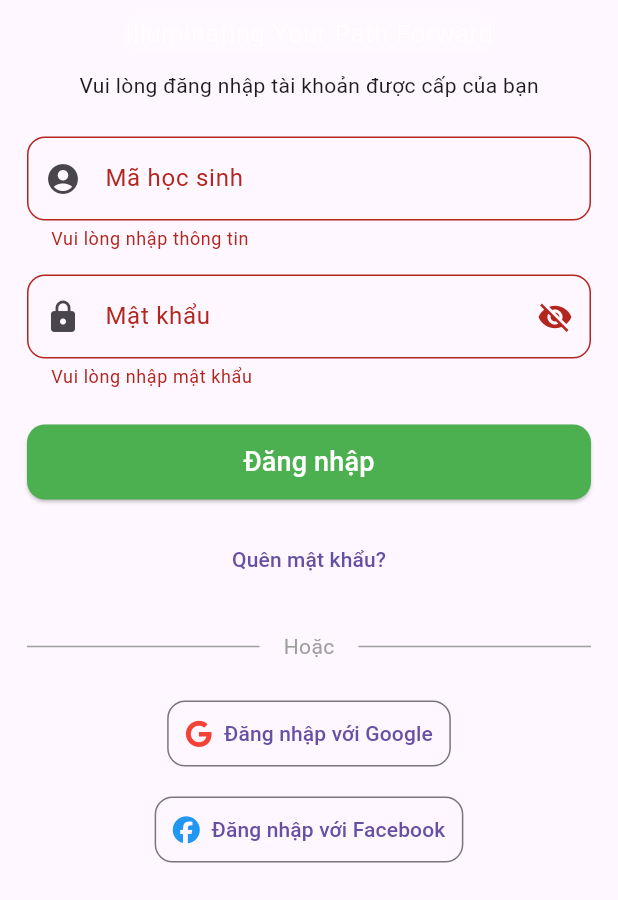
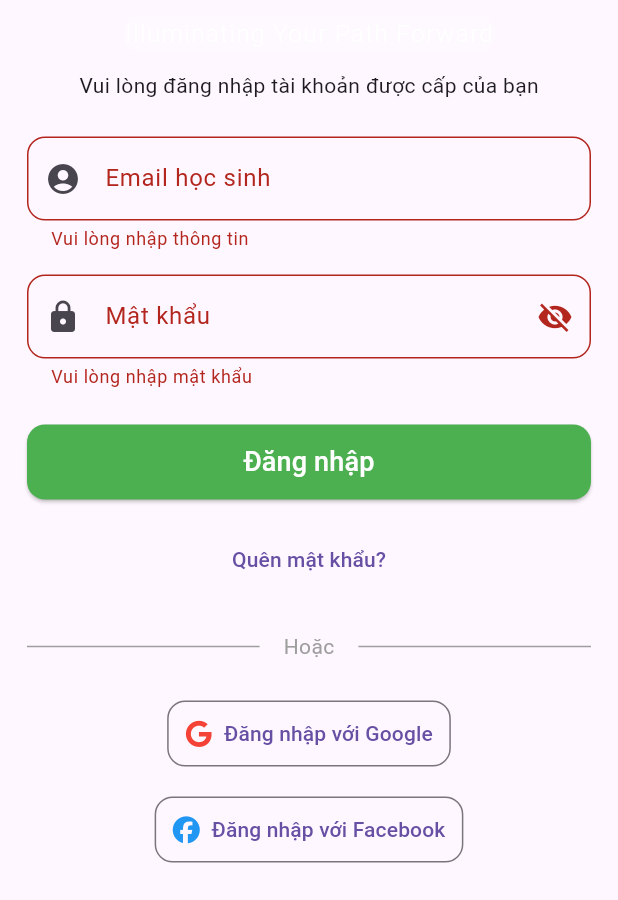
Before and after one commit to Hoangnambmt202/Bright-Signs-Edu, a Flutter app: the StudentProfile screen opened directly, scrolled down 223 dp, after a tap on "Đăng xuất", after a tap on "Đăng nhập", on a phone screen of 412 x 824 dp, the part 336-1236 px from its top. Run offline on Flutter 3.47's test engine with Material 3 defaults, Android fonts, the phone set to English and light mode, and no system bars; our stand-ins replace dio, fl_chart, flutter_dotenv, flutter_riverpod, font_awesome_flutter, youtube_player_flutter.

Commit message:
feat: Enhance authentication and API integration with new models and services, including quiz results tracking

```diff
--- /dev/null
+++ b/edu_support/lib/core/config/api_config.dart
@@ -0,0 +1,5 @@
+import 'package:flutter_dotenv/flutter_dotenv.dart';
+
+class ApiConfig {
+  static final String baseUrl = dotenv.env['API_BASE_URL'] ?? 'http://localhost:8000';
+}
--- /dev/null
+++ b/edu_support/lib/features/auth/providers/auth_provider.dart
@@ -0,0 +1,27 @@
+// lib/features/auth/providers/auth_provider.dart
+import 'package:flutter_riverpod/flutter_riverpod.dart';
+import 'package:Bright_Signs/features/auth/repository/auth_repository.dart';
+
+final authRepositoryProvider = Provider((ref) => AuthRepository());
+
+final authControllerProvider =
+    StateNotifierProvider<AuthController, AsyncValue<Map<String, dynamic>>>(
+  (ref) => AuthController(ref.watch(authRepositoryProvider)),
+);
+
+class AuthController extends StateNotifier<AsyncValue<Map<String, dynamic>>> {
+  final AuthRepository _repository;
+
+  AuthController(this._repository) : super(const AsyncData({}));
+
+  Future<void> login(String email, String password) async {
+    state = const AsyncLoading();
+    try {
+      final result = await _repository.login(email: email, password: password);
+      state = AsyncData(result);
+
+    } catch (e, st) {
+      state = AsyncError(e, st);
+    }
+  }
+}
--- a/edu_support/lib/features/auth/screens/login_screen.dart
+++ b/edu_support/lib/features/auth/screens/login_screen.dart
@@ -1,55 +1,92 @@
+
+import 'package:flutter/material.dart';
+import 'package:font_awesome_flutter/font_awesome_flutter.dart';
+import 'package:flutter_riverpod/flutter_riverpod.dart';
+
+
+import 'package:Bright_Signs/routes/app_routes.dart';
 import 'package:Bright_Signs/core/widgets/app_logo.dart';
+import 'package:Bright_Signs/features/auth/providers/auth_provider.dart';
 import 'package:Bright_Signs/features/auth/screens/parent_signup_screen.dart';
 import 'package:Bright_Signs/features/auth/screens/student_signup_screen.dart';
-import 'package:font_awesome_flutter/font_awesome_flutter.dart';
-import 'package:flutter/material.dart';
-import '../../../routes/app_routes.dart';
 
-class LoginScreen extends StatefulWidget {
+class LoginScreen extends ConsumerStatefulWidget {
   final String role; // "parent" hoặc "student"
   const LoginScreen({super.key, required this.role});
 
   @override
-  State<LoginScreen> createState() => _LoginScreenState();
+  ConsumerState<LoginScreen> createState() => _LoginScreenState();
 }
 
-class _LoginScreenState extends State<LoginScreen> {
+class _LoginScreenState extends ConsumerState<LoginScreen> {
   final _formKey = GlobalKey<FormState>();
-  final TextEditingController _usernameController = TextEditingController();
+  final TextEditingController _emailController = TextEditingController();
   final TextEditingController _passwordController = TextEditingController();
   bool _obscurePassword = true;
-  bool _isLoading = false; // ✅ Thêm biến loading
 
+  //login function
   Future<void> _login() async {
-    if (!_formKey.currentState!.validate()) return;
+  if (!_formKey.currentState!.validate()) return;
 
-    setState(() => _isLoading = true);
+  final email = _emailController.text.trim();
+  final password = _passwordController.text.trim();
 
-    try {
-      // ⚙️ Giả lập API call (delay 2s)
-      await Future.delayed(const Duration(seconds: 2));
+  // 🟡 Thông báo đang đăng nhập
+  ScaffoldMessenger.of(context).showSnackBar(
+    const SnackBar(content: Text("Đang đăng nhập...")),
+  );
 
-      // TODO: Gọi API login thật tại đây và lấy role từ response
+  try {
+    await ref.read(authControllerProvider.notifier).login(email, password);
+    final state = ref.read(authControllerProvider);
 
-      if (widget.role == "student") {
+    if (state is AsyncData) {
+      final data = state.value;
+      final role = data?['data']?['user']?['role'] ?? widget.role;
+
+      ScaffoldMessenger.of(context).hideCurrentSnackBar();
+      ScaffoldMessenger.of(context).showSnackBar(
+        const SnackBar(content: Text("Đăng nhập thành công!"), backgroundColor: Colors.green,),
+      );
+
+      if (role == 'student') {
         Navigator.pushReplacementNamed(context, AppRoutes.studentMain);
-      } else if (widget.role == "parent") {
+      } else if (role == 'parent') {
         Navigator.pushReplacementNamed(context, AppRoutes.parentMain);
-      } else if (widget.role == "teacher") {
+      } else if (role == 'teacher') {
         Navigator.pushReplacementNamed(context, AppRoutes.teacherMain);
       }
-    } catch (e) {
-      // ⚠️ Hiển thị lỗi nếu cần
+    } else if (state is AsyncError) {
+      // 🟥 Hiển thị lỗi rõ ràng
+      ScaffoldMessenger.of(context).hideCurrentSnackBar();
       ScaffoldMessenger.of(context).showSnackBar(
-        SnackBar(content: Text("Đăng nhập thất bại: $e")),
+        SnackBar(
+          content: Text(
+            "Đăng nhập thất bại: ${state.error.toString()}",
+            style: const TextStyle(color: Colors.white),
+          ),
+          backgroundColor: Colors.red,
+        ),
       );
-    } finally {
-      setState(() => _isLoading = false);
     }
+  } catch (e) {
+    // 🟥 Bắt lỗi bất ngờ (network, JSON, ... )
+    ScaffoldMessenger.of(context).hideCurrentSnackBar();
+    ScaffoldMessenger.of(context).showSnackBar(
+      SnackBar(
+        content: Text("Đăng nhập thất bại: ${e.toString()}"),
+        backgroundColor: Colors.red,
+      ),
+    );
   }
+}
+
+
 
   @override
   Widget build(BuildContext context) {
+    final authState = ref.watch(authControllerProvider);
+    final isLoading = authState is AsyncLoading;
     final isParent = widget.role == "parent";
 
     return Scaffold(
@@ -85,16 +122,17 @@ class _LoginScreenState extends State<LoginScreen> {
 
               // Username
               TextFormField(
-                controller: _usernameController,
+                controller: _emailController,
                 decoration: InputDecoration(
-                  labelText: isParent ? "Email phụ huynh" : "Mã học sinh",
+                  labelText: isParent ? "Email phụ huynh" : "Email học sinh",
                   border: OutlineInputBorder(
                     borderRadius: BorderRadius.circular(12),
                   ),
                   prefixIcon: const Icon(Icons.account_circle),
                 ),
-                validator: (value) =>
-                    (value == null || value.isEmpty) ? "Vui lòng nhập thông tin" : null,
+                validator: (value) => (value == null || value.isEmpty)
+                    ? "Vui lòng nhập thông tin"
+                    : null,
               ),
               const SizedBox(height: 16),
 
@@ -119,8 +157,9 @@ class _LoginScreenState extends State<LoginScreen> {
                     },
                   ),
                 ),
-                validator: (value) =>
-                    (value == null || value.isEmpty) ? "Vui lòng nhập mật khẩu" : null,
+                validator: (value) => (value == null || value.isEmpty)
+                    ? "Vui lòng nhập mật khẩu"
+                    : null,
               ),
 
               const SizedBox(height: 24),
@@ -129,13 +168,17 @@ class _LoginScreenState extends State<LoginScreen> {
                 height: 50,
                 child: ElevatedButton(
                   style: ElevatedButton.styleFrom(
-                    backgroundColor: isParent ? Colors.deepOrange : Colors.green,
+                    backgroundColor: isParent
+                        ? Colors.deepOrange
+                        : Colors.green,
                     shape: RoundedRectangleBorder(
                       borderRadius: BorderRadius.circular(12),
                     ),
                   ),
-                  onPressed: _isLoading ? null : _login, // 🔒 Disable khi loading
-                  child: _isLoading
+                  onPressed: isLoading
+                      ? null
+                      : _login, // 🔒 Disable khi loading
+                  child: isLoading
                       ? const SizedBox(
                           height: 24,
                           width: 24,
@@ -153,7 +196,7 @@ class _LoginScreenState extends State<LoginScreen> {
 
               const SizedBox(height: 16),
               TextButton(
-                onPressed: _isLoading ? null : () {}, // Disable nếu đang load
+                onPressed: isLoading ? null : () {}, // Disable nếu đang load
                 child: const Text("Quên mật khẩu?"),
               ),
 
@@ -175,11 +218,17 @@ class _LoginScreenState extends State<LoginScreen> {
               Column(
                 children: [
                   OutlinedButton.icon(
-                    onPressed: _isLoading ? null : () {},
-                    icon: const Icon(FontAwesomeIcons.google, color: Colors.red),
+                    onPressed: isLoading ? null : () {},
+                    icon: const Icon(
+                      FontAwesomeIcons.google,
+                      color: Colors.red,
+                    ),
                     label: const Text("Đăng nhập với Google"),
                     style: OutlinedButton.styleFrom(
-                      padding: const EdgeInsets.symmetric(horizontal: 12 , vertical: 12),
+                      padding: const EdgeInsets.symmetric(
+                        horizontal: 12,
+                        vertical: 12,
+                      ),
                       shape: RoundedRectangleBorder(
                         borderRadius: BorderRadius.circular(12),
                       ),
@@ -187,11 +236,17 @@ class _LoginScreenState extends State<LoginScreen> {
                   ),
                   const SizedBox(height: 16),
                   OutlinedButton.icon(
-                    onPressed: _isLoading ? null : () {},
-                    icon: const Icon(FontAwesomeIcons.facebook, color: Colors.blue),
+                    onPressed: isLoading ? null : () {},
+                    icon: const Icon(
+                      FontAwesomeIcons.facebook,
+                      color: Colors.blue,
+                    ),
                     label: const Text("Đăng nhập với Facebook"),
                     style: OutlinedButton.styleFrom(
-                      padding: const EdgeInsets.symmetric( horizontal: 12,  vertical: 12),
+                      padding: const EdgeInsets.symmetric(
+                        horizontal: 12,
+                        vertical: 12,
+                      ),
                       shape: RoundedRectangleBorder(
                         borderRadius: BorderRadius.circular(12),
                       ),
@@ -201,7 +256,7 @@ class _LoginScreenState extends State<LoginScreen> {
               ),
               const SizedBox(height: 24),
               TextButton(
-                onPressed: _isLoading
+                onPressed: isLoading
                     ? null
                     : () {
                         if (widget.role == "parent") {
--- a/edu_support/lib/main.dart
+++ b/edu_support/lib/main.dart
@@ -1,11 +1,13 @@
 import 'package:flutter/material.dart';
 import 'package:flutter_riverpod/flutter_riverpod.dart';
 import 'routes/app_routes.dart';
+import 'package:flutter_dotenv/flutter_dotenv.dart';
+Future<void> main() async {
+  WidgetsFlutterBinding.ensureInitialized(); // ✅ Bắt buộc khi dùng async trong main
+  await dotenv.load(fileName: ".env"); // ✅ Load biến môi trường trước khi khởi tạo provider
 
-void main() {
   runApp(const ProviderScope(child: MyApp()));
 }
-
 class MyApp extends StatelessWidget {
   const MyApp({super.key});
 
--- a/edu_support/pubspec.yaml
+++ b/edu_support/pubspec.yaml
@@ -30,6 +30,9 @@ environment:
 dependencies:
   flutter:
     sdk: flutter
+  dio: ^5.4.0
+  shared_preferences: ^2.2.2
+  flutter_dotenv: ^5.1.0
   cupertino_icons: ^1.0.8
   font_awesome_flutter: ^10.7.0
   flutter_riverpod: ^2.5.1
@@ -58,6 +61,7 @@ flutter:
 
   # To add assets to your application, add an assets section, like this:
   assets:
+    - .env
     - assets/images/Bright_signs_logo.jpg
     - assets/images/user-avatar-default.jpg
     - assets/images/onboarding_1.png
```
Also changed, not shown: edu_support/lib/core/services/api_service.dart (added, +25 -0 lines), edu_support/lib/core/widgets/app_navigation_bar.dart (+2 -7 lines), edu_support/lib/features/auth/repository/auth_repository.dart (added, +26 -0 lines), edu_support/lib/core/utils/exceptions.dart (added), edu_support/pubspec.lock, 9 other files.
